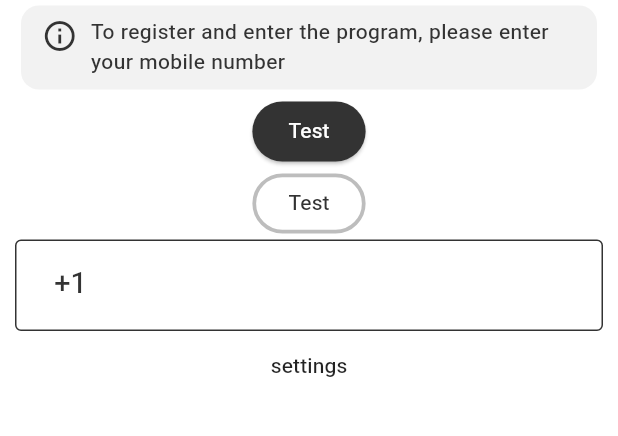
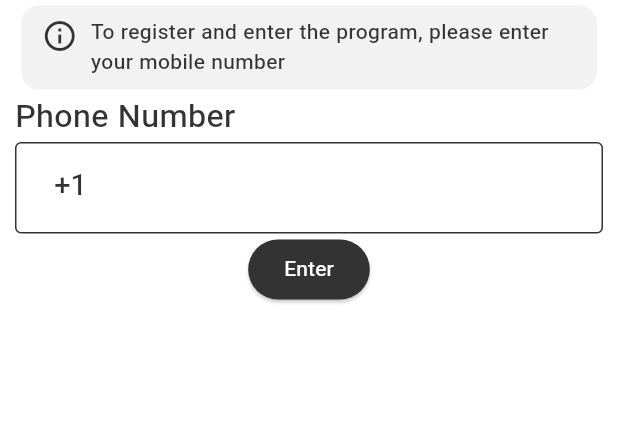
Before and after one commit to mbfakourii/full_picker, a Flutter app: the screen it shows after launch, on a phone screen of 412 x 824 dp, the part 98-534 px from its top. Run offline on Flutter 3.47's test engine with Material 2 defaults, Android fonts, the phone set to English and light mode, and no system bars; drawn by our look-alikes of oktoast; our stand-ins replace adaptive_theme, cached_network_image, emoji_picker_flutter, equatable, flutter_bloc, grouped_list and 6 more; missing offline and left inert: any_link_preview, dart:html, persian_datetime_picker, rules, video_compress.

Commit message:
add CountryController edit headings

```diff
--- a/lib/dialogs/country_code/repository/country_codes_data.dart
+++ b/lib/dialogs/country_code/repository/country_codes_data.dart
@@ -2,6 +2,10 @@
 // for list of country/calling codes
 import '../../../../generated/l10n.dart';
 import '../model/country.dart';
+
+Country searchCountryByName(String name) {
+  return countries.where((element) => element.name == name).toList()[0];
+}
 
 List<Country> countries = [
   Country(
--- a/lib/l10n/intl_en.arb
+++ b/lib/l10n/intl_en.arb
@@ -11,8 +11,8 @@
   "enter_the_value": "Please enter the value",
   "unknown_error": "Unknown error",
   "not_found": "Not found",
-
-
+  "enter": "Enter",
+  "phone_number": "Phone Number",
 
 
   "afghanistan": "Afghanistan",
--- a/lib/l10n/intl_fa.arb
+++ b/lib/l10n/intl_fa.arb
@@ -11,6 +11,8 @@
   "enter_the_value": "لطفا مقداری را وارد کنید",
   "unknown_error": "خطای نامشخص",
   "not_found": "مقداری وجود ندارد",
+  "enter": "وارد شدن",
+  "phone_number": "شماره تلفن",
 
 
   "afghanistan": "افغانستان",
--- a/lib/screen/login/login.dart
+++ b/lib/screen/login/login.dart
@@ -1,12 +1,12 @@
+import 'package:ahille/dialogs/country_code/repository/country_codes_data.dart';
+import 'package:ahille/utils/country_controller.dart';
 import 'package:ahille/widgets/logo.dart';
 import 'package:ahille/widgets/phone_textfield.dart';
 import 'package:flutter/material.dart';
-import 'package:provider/provider.dart';
 import 'package:responsive_sizer/responsive_sizer.dart';
 import '../../generated/l10n.dart';
-import '../../widgets/h3.dart';
+import '../../widgets/heading.dart';
 import '../../widgets/info.dart';
-import '../settings/settingsmain.dart';
 
 class Login extends StatefulWidget {
   const Login({Key? key}) : super(key: key);
@@ -17,6 +17,7 @@ class Login extends StatefulWidget {
 
 class _LoginState extends State<Login> {
   TextEditingController phoneTextFieldController = TextEditingController();
+  CountryController countryController = CountryController(country: searchCountryByName(S.current.united_states));
 
   @override
   Widget build(BuildContext context) {
@@ -26,34 +27,25 @@ class _LoginState extends State<Login> {
         child: SingleChildScrollView(
           child: Column(children: [
             Logo(40.w),
-            H3(S.current.welcome),
+            Heading(S.current.welcome, Headings.h3),
             Info(S.current.login_text, Icons.info_outline),
-            ElevatedButton(
-              onPressed: () {},
-              child: const Text("Test"),
-            ),
-            OutlinedButton(
-              onPressed: () {
-                print(phoneTextFieldController.text);
-                print(Provider.of<UpdatePhoneTextField>(context,listen: false).text);
-                try{
-                  print(Provider.of<UpdatePhoneTextField>(context,listen: false).country!.name);
-                }catch(e){
-                  print("not found");
-                }
-              },
-              child: const Text("Test"),
-            ),
-
-            PhoneTextField(phoneTextFieldController),
-            MaterialButton(
-                onPressed: () {
-                  Navigator.of(context).push(MaterialPageRoute(builder: (context) => const MyHomePage()));
-                },
-                child: const Text("settings"))
+            Heading(S.current.phone_number, Headings.h4),
+            PhoneTextField(phoneTextFieldController, countryController),
+            enter(),
           ]),
         ),
       ),
     );
   }
+
+  enter() {
+    return ElevatedButton(
+      onPressed: () {
+        print(phoneTextFieldController.text);
+        print(countryController.country.name);
+        print(countryController.country.dialCode);
+      },
+      child: Text(S.current.enter),
+    );
+  }
 }
--- /dev/null
+++ b/lib/utils/country_controller.dart
@@ -0,0 +1,31 @@
+import 'package:ahille/dialogs/country_code/model/country.dart';
+import 'package:flutter/material.dart';
+
+class CountryController extends ValueNotifier<CountryValue> {
+  CountryController({required Country country}) : super(CountryValue(country: country));
+
+  Country get country => value.country;
+
+  set country(Country newCountry) {
+    value = value.copyWith(
+      country: newCountry,
+    );
+  }
+}
+
+@immutable
+class CountryValue {
+  const CountryValue({
+    required this.country,
+  });
+
+  final Country country;
+
+  CountryValue copyWith({
+    required Country country,
+  }) {
+    return CountryValue(
+      country: country,
+    );
+  }
+}
--- a/lib/widgets/h3.dart
+++ /dev/null
@@ -1,17 +0,0 @@
-import 'package:flutter/material.dart';
-import 'package:responsive_sizer/responsive_sizer.dart';
-
-// H3 Text
-class H3 extends StatelessWidget {
-  const H3(this.text, {Key? key}) : super(key: key);
-  final String text;
-
-  @override
-  Widget build(BuildContext context) {
-    return Row(
-      children: [
-        Expanded(child: Text(text, style: TextStyle(fontSize: 22.sp))),
-      ],
-    );
-  }
-}
--- /dev/null
+++ b/lib/widgets/heading.dart
@@ -0,0 +1,36 @@
+import 'package:flutter/material.dart';
+import 'package:responsive_sizer/responsive_sizer.dart';
+
+enum Headings { h1, h2, h3, h4, h5, h6 }
+
+// Heading Text
+class Heading extends StatelessWidget {
+  const Heading(this.text, this.type, {Key? key}) : super(key: key);
+  final String text;
+  final Headings type;
+
+  @override
+  Widget build(BuildContext context) {
+    return Row(
+      children: [
+        Expanded(
+            child: Text(text, style: TextStyle(fontSize: () {
+          switch (type) {
+            case Headings.h1:
+              return 29.sp;
+            case Headings.h2:
+              return 26.sp;
+            case Headings.h3:
+              return 22.sp;
+            case Headings.h4:
+              return 19.sp;
+            case Headings.h5:
+              return 17.sp;
+            case Headings.h6:
+              return 15.sp;
+          }
+        }()))),
+      ],
+    );
+  }
+}
--- a/lib/widgets/phone_textfield.dart
+++ b/lib/widgets/phone_textfield.dart
@@ -5,10 +5,13 @@ import 'package:flutter/material.dart';
 import 'package:provider/provider.dart';
 import 'package:responsive_sizer/responsive_sizer.dart';
 
+import '../utils/country_controller.dart';
+
 // ignore_for_file: use_build_context_synchronously
 class PhoneTextField extends StatelessWidget {
-  const PhoneTextField(this.controller, {Key? key}) : super(key: key);
+  const PhoneTextField(this.controller, this.countryController, {Key? key}) : super(key: key);
   final TextEditingController controller;
+  final CountryController countryController;
 
   @override
   Widget build(BuildContext context) {
@@ -29,6 +32,7 @@ class PhoneTextField extends StatelessWidget {
                       Country? country = await showDialog(context: context, builder: (context) => CountryCodeDialog());
 
                       if (country != null) {
+                        countryController.country = country;
                         getUpdatePhoneTextField(context, listen: false).update(country.dialCode, country);
                       }
 
```
Also changed, not shown: lib/generated/intl/messages_en.dart, lib/generated/intl/messages_fa.dart, lib/generated/l10n.dart.
